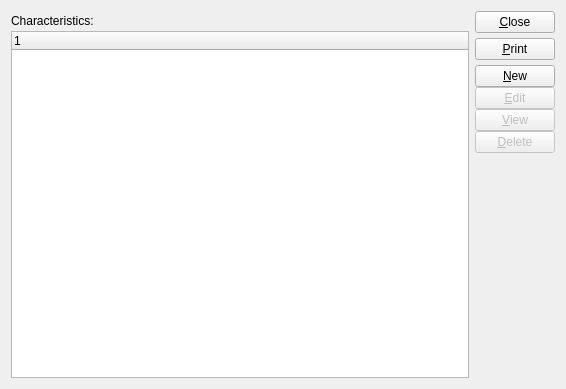
The window that xtuple/trunk/guiclient/characteristics.ui (WooodHead/xtuple) describes before a commit, drawn with Qt 5.
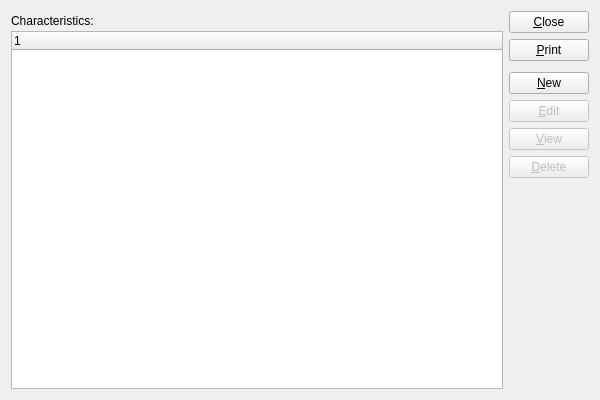
The same window after the commit. Custom widgets are drawn as their Qt base class.

The edit to the form file:
```diff
--- a/xtuple/trunk/guiclient/characteristics.ui
+++ b/xtuple/trunk/guiclient/characteristics.ui
@@ -8,28 +8,28 @@
 is available at www.xtuple.com/CPAL.  By using this software, you agree
 to be bound by its terms.</comment>
  <class>characteristics</class>
- <widget class="QWidget" name="characteristics" >
-  <property name="geometry" >
+ <widget class="QWidget" name="characteristics">
+  <property name="geometry">
    <rect>
     <x>0</x>
     <y>0</y>
-    <width>566</width>
-    <height>389</height>
+    <width>600</width>
+    <height>400</height>
    </rect>
   </property>
   <property name="windowTitle" >
    <string>List Characteristics</string>
   </property>
-   <layout class="QHBoxLayout" >
-    <item>
-     <layout class="QVBoxLayout" >
-      <property name="spacing" >
+  <layout class="QGridLayout" name="gridLayout">
+   <item row="0" column="0">
+    <layout class="QVBoxLayout">
+     <property name="spacing">
        <number>0</number>
       </property>
       <item>
-       <widget class="QLabel" name="_characteristicsLit" >
-        <property name="sizePolicy" >
-         <sizepolicy vsizetype="Fixed" hsizetype="Expanding" >
+      <widget class="QLabel" name="_characteristicsLit">
+       <property name="sizePolicy">
+        <sizepolicy hsizetype="Expanding" vsizetype="Fixed">
           <horstretch>0</horstretch>
           <verstretch>0</verstretch>
          </sizepolicy>
@@ -49,9 +49,9 @@
        </widget>
       </item>
       <item>
-       <widget class="XTreeWidget" name="_char" >
-        <property name="sizePolicy" >
-         <sizepolicy vsizetype="Expanding" hsizetype="Expanding" >
+      <widget class="XTreeWidget" name="_char">
+       <property name="sizePolicy">
+        <sizepolicy hsizetype="Expanding" vsizetype="Expanding">
           <horstretch>0</horstretch>
           <verstretch>0</verstretch>
          </sizepolicy>
@@ -60,40 +60,48 @@
       </item>
      </layout>
     </item>
+   <item row="0" column="1">
+    <layout class="QVBoxLayout" name="verticalLayout">
     <item>
-     <layout class="QVBoxLayout" >
-      <property name="spacing" >
-       <number>5</number>
-      </property>
-      <item>
-       <widget class="QPushButton" name="_close" >
-        <property name="text" >
+      <widget class="QPushButton" name="_close">
+       <property name="text">
          <string>&amp;Close</string>
         </property>
        </widget>
       </item>
       <item>
-       <widget class="QPushButton" name="_print" >
-        <property name="text" >
+      <widget class="QPushButton" name="_print">
+       <property name="text">
          <string>&amp;Print</string>
         </property>
        </widget>
       </item>
       <item>
-       <layout class="QVBoxLayout" >
-        <property name="spacing" >
-         <number>0</number>
-        </property>
+      <spacer name="verticalSpacer">
+       <property name="orientation">
+        <enum>Qt::Vertical</enum>
+       </property>
+       <property name="sizeType">
+        <enum>QSizePolicy::Preferred</enum>
+       </property>
+       <property name="sizeHint" stdset="0">
+        <size>
+         <width>20</width>
+         <height>5</height>
+        </size>
+       </property>
+      </spacer>
+     </item>
         <item>
-         <widget class="QPushButton" name="_new" >
-          <property name="text" >
+      <widget class="QPushButton" name="_new">
+       <property name="text">
            <string>&amp;New</string>
           </property>
          </widget>
         </item>
         <item>
-         <widget class="QPushButton" name="_edit" >
-          <property name="enabled" >
+      <widget class="QPushButton" name="_edit">
+       <property name="enabled">
            <bool>false</bool>
           </property>
           <property name="text" >
@@ -102,8 +110,8 @@
          </widget>
         </item>
         <item>
-         <widget class="QPushButton" name="_view" >
-          <property name="enabled" >
+      <widget class="QPushButton" name="_view">
+       <property name="enabled">
            <bool>false</bool>
           </property>
           <property name="text" >
@@ -112,8 +120,8 @@
          </widget>
         </item>
         <item>
-         <widget class="QPushButton" name="_delete" >
-          <property name="enabled" >
+      <widget class="QPushButton" name="_delete">
+       <property name="enabled">
            <bool>false</bool>
           </property>
           <property name="text" >
@@ -121,8 +129,6 @@
           </property>
          </widget>
         </item>
-       </layout>
-      </item>
       <item>
        <spacer>
         <property name="orientation" >
@@ -143,7 +149,7 @@
     </item>
    </layout>
  </widget>
- <layoutdefault spacing="6" margin="11" />
+ <layoutdefault spacing="6" margin="11"/>
  <pixmapfunction>qPixmapFromMimeSource</pixmapfunction>
  <customwidgets>
   <customwidget>
```
Left out of the diff: 28 changed lines with no effect on the pictures. Lines whose indentation alone changed are shown as unchanged.
